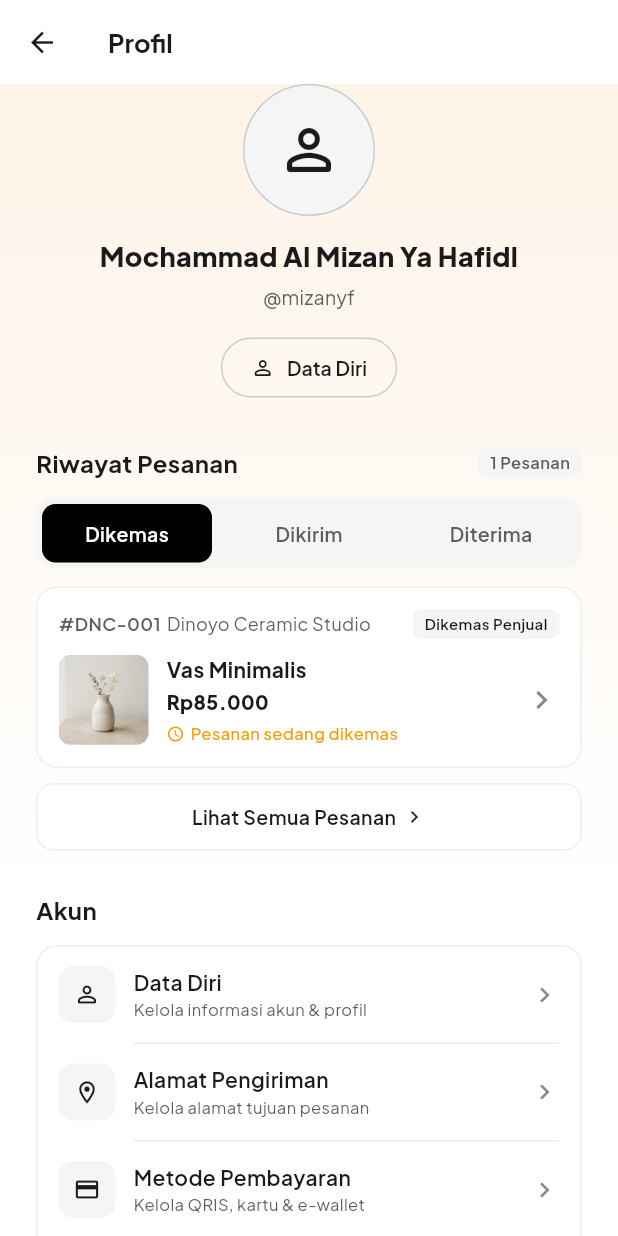
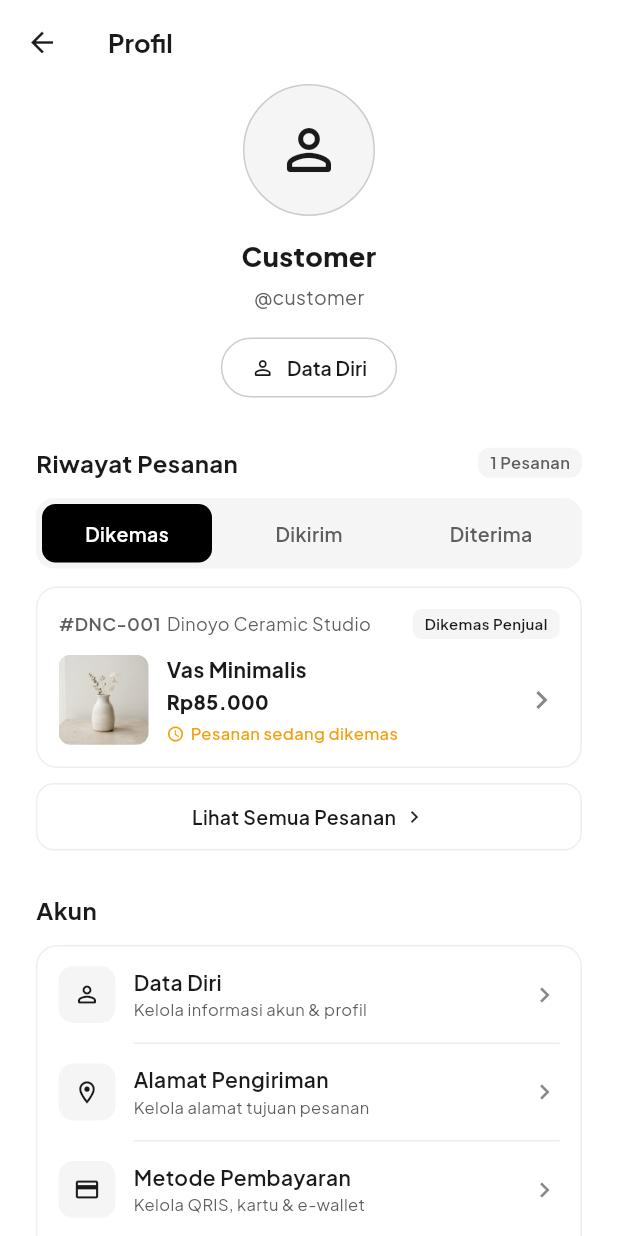
Before and after one commit to alifarda126/DinoyoCraftApp, a Flutter app: the ProfileScreen screen opened by its route, on a phone screen of 412 x 824 dp. Run offline on Flutter 3.47's test engine with Material 3 defaults, Android fonts, the light colour scheme and no system bars; our stand-ins replace flutter_svg, go_router, google_fonts.

Commit message:
Fix: header tighter (no gap), profile bg consistent white

```diff
--- a/lib/core/widgets/dc_app_header.dart
+++ b/lib/core/widgets/dc_app_header.dart
@@ -16,7 +16,7 @@ class DcAppHeader extends StatelessWidget {
     return SafeArea(
       bottom: false,
       child: Padding(
-        padding: const EdgeInsets.fromLTRB(20, 8, 16, 8),
+        padding: const EdgeInsets.fromLTRB(20, 4, 16, 4),
         child: Row(
           children: [
             Image.asset(AppAssets.logoBlack, width: 36, height: 36),
@@ -86,7 +86,7 @@ class SliverPinnedDcHeader extends StatelessWidget {
 
   final bool showActions;
 
-  static const double _contentH = 56.0;
+  static const double _contentH = 48.0;
 
   @override
   Widget build(BuildContext context) {
--- a/lib/features/profile/profile_screen.dart
+++ b/lib/features/profile/profile_screen.dart
@@ -19,12 +19,12 @@ class _ProfileScreenState extends State<ProfileScreen> {
     final tabs = ['Dikemas', 'Dikirim', 'Diterima'];
 
     return Scaffold(
-      backgroundColor: AppColors.bg,
+      backgroundColor: Colors.white,
       body: CustomScrollView(
         slivers: [
           // AppBar
           SliverAppBar(
-            backgroundColor: AppColors.bg,
+            backgroundColor: Colors.white,
             elevation: 0,
             pinned: true,
             leading: IconButton(
@@ -45,14 +45,7 @@ class _ProfileScreenState extends State<ProfileScreen> {
 
           SliverToBoxAdapter(
             child: Container(
-              decoration: const BoxDecoration(
-                gradient: LinearGradient(
-                  begin: Alignment.topCenter,
-                  end: Alignment.bottomCenter,
-                  colors: [Color(0xFFFDF3E7), Color(0xFFFFFFFF)],
-                  stops: [0.0, 0.55],
-                ),
-              ),
+              color: Colors.white,
               child: Padding(
                 padding: const EdgeInsets.fromLTRB(24, 0, 24, 32),
                 child: Column(
@@ -81,7 +74,7 @@ class _ProfileScreenState extends State<ProfileScreen> {
                     const SizedBox(height: 14),
                     Center(
                       child: Text(
-                        'Mochammad Al Mizan Ya Hafidl',
+                        'Customer',
                         textAlign: TextAlign.center,
                         style: GoogleFonts.plusJakartaSans(
                           fontSize: 18,
@@ -93,7 +86,7 @@ class _ProfileScreenState extends State<ProfileScreen> {
                     const SizedBox(height: 4),
                     Center(
                       child: Text(
-                        '@mizanyf',
+                        '@customer',
                         style: GoogleFonts.plusJakartaSans(
                           fontSize: 13,
                           color: AppColors.textSecondary,
```
